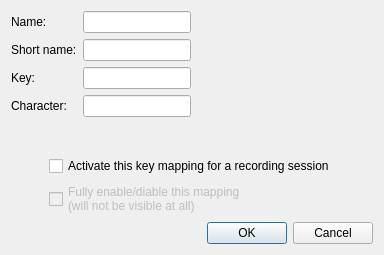
Above: itemdialog.ui from domoritz/drummy before the change. Below: the same form after it.
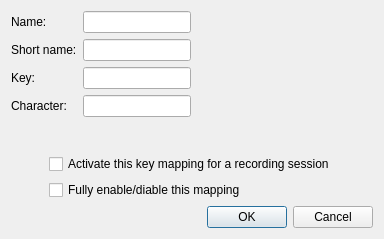
That is the form after the change.

```diff
--- a/itemdialog.ui
+++ b/itemdialog.ui
@@ -7,7 +7,7 @@
     <x>0</x>
     <y>0</y>
     <width>384</width>
-    <height>255</height>
+    <height>239</height>
    </rect>
   </property>
   <property name="windowTitle">
@@ -120,12 +120,11 @@
        </item>
        <item>
         <widget class="QCheckBox" name="enabledCheckBox">
-         <property name="enabled">
-          <bool>false</bool>
+         <property name="toolTip">
+          <string>If enabled, item will be visible at all in the output</string>
          </property>
          <property name="text">
-          <string>Fully enable/diable this mapping 
-(will not be visible at all)</string>
+          <string>Fully enable/diable this mapping</string>
          </property>
         </widget>
        </item>
```
Left out of the diff: 9 changed lines with no effect on the pictures.
